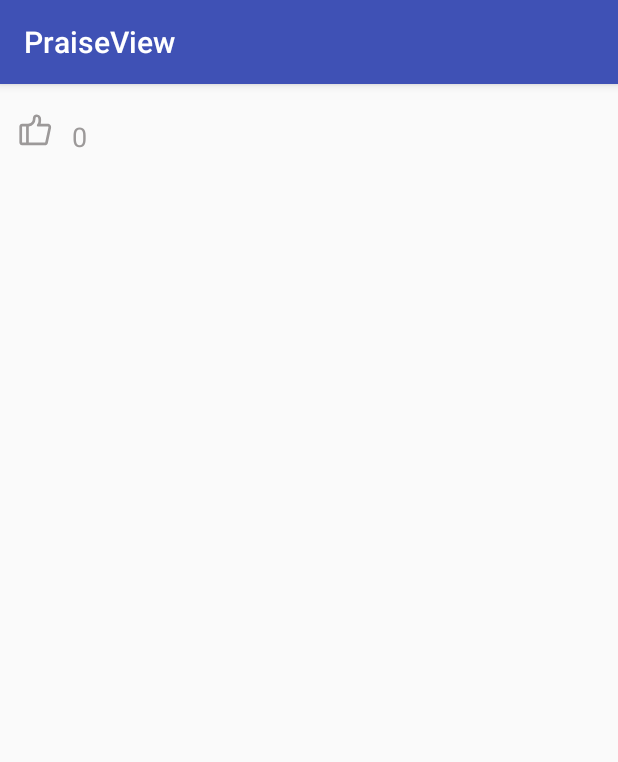
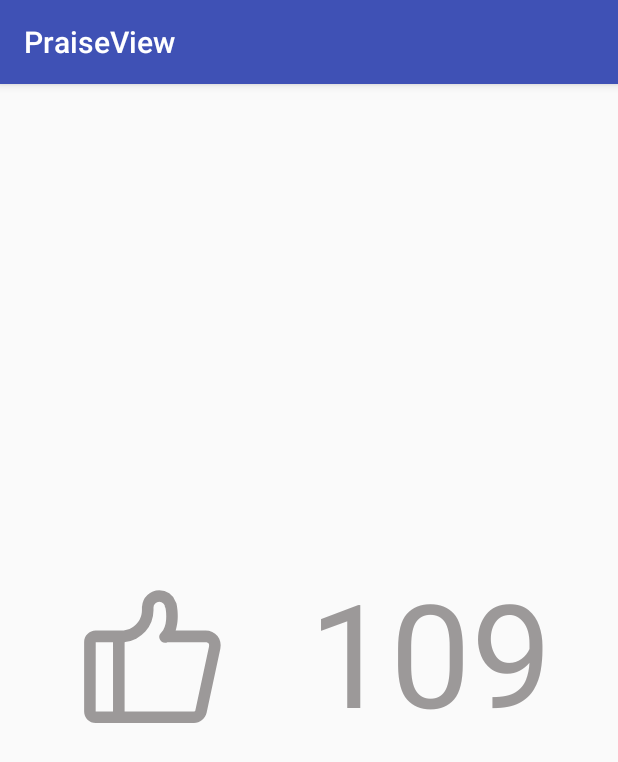
Before and after one commit to maohuiApp/PraiseView, an Android app: the screen it shows after launch (MainActivity), on a phone screen of 412 x 824 dp. Shown: the top 762 px of the screen. Run offline under Robolectric (Android 15) with nearby library versions, the phone set to English and light mode, and no system bars.

Commit message:
+ praise_record - release-1.0

```diff
--- a/app/src/main/res/layout/activity_main.xml
+++ b/app/src/main/res/layout/activity_main.xml
@@ -6,40 +6,8 @@
     android:layout_height="match_parent"
     tools:context="com.moly.hooyee.praiseview.MainActivity">
 
-    <!--<com.moly.hooyee.praise.PraiseView-->
-        <!--android:layout_centerInParent="true"-->
-        <!--android:id="@+id/pv_praise"-->
-        <!--android:clickable="true"-->
-        <!--android:focusable="true"-->
-        <!--android:layout_width="100dp"-->
-        <!--android:layout_height="100dp" />-->
-
-    <!--<com.moly.hooyee.praise.RecordView-->
-        <!--android:id="@+id/rv_record"-->
-        <!--android:clickable="true"-->
-        <!--android:focusable="true"-->
-        <!--android:layout_centerHorizontal="true"-->
-        <!--android:layout_below="@id/pv_praise"-->
-        <!--android:layout_width="100dp"-->
-        <!--android:layout_height="100dp" />-->
-
-    <LinearLayout
-        android:layout_width="wrap_content"
-        android:layout_height="wrap_content">
-        <!--<Button-->
-            <!--android:id="@+id/bt_add"-->
-            <!--android:text="+1"-->
-            <!--android:layout_width="wrap_content"-->
-            <!--android:layout_height="wrap_content" />-->
-
-        <!--<Button-->
-            <!--android:id="@+id/bt_reduce"-->
-            <!--android:text="-1"-->
-            <!--android:layout_width="wrap_content"-->
-            <!--android:layout_height="wrap_content" />-->
-
         <com.moly.hooyee.praise.PraiseRecordView
-            android:layout_width="wrap_content"
-            android:layout_height="wrap_content"></com.moly.hooyee.praise.PraiseRecordView>
-    </LinearLayout>
+            app:color_praise_view="@color/colorPrimary"
+            android:layout_width="match_parent"
+            android:layout_height="match_parent"></com.moly.hooyee.praise.PraiseRecordView>
 </RelativeLayout>
--- a/praise/src/main/java/com/moly/hooyee/praise/PraiseRecordView.java
+++ b/praise/src/main/java/com/moly/hooyee/praise/PraiseRecordView.java
@@ -1,7 +1,10 @@
 package com.moly.hooyee.praise;
 
 import android.content.Context;
+import android.content.res.TypedArray;
+import android.graphics.Color;
 import android.util.AttributeSet;
+import android.view.MotionEvent;
 import android.view.View;
 import android.view.ViewGroup;
 
@@ -14,7 +17,7 @@ public class PraiseRecordView extends ViewGroup {
 
     private PraiseView mPraiseView;
     private RecordView mRecordView;
-
+    private OnPriseListener mListener;
 
     public PraiseRecordView(Context context) {
         this(context, null);
@@ -29,14 +32,31 @@ public class PraiseRecordView extends ViewGroup {
         mPraiseView = new PraiseView(context);
         mRecordView = new RecordView(context);
 
-        addView(mPraiseView, 0);
-        addView(mRecordView, 1);
+        addView(mPraiseView, 0, new LayoutParams(LayoutParams.MATCH_PARENT, LayoutParams.MATCH_PARENT));
+        addView(mRecordView, 1, new LayoutParams(LayoutParams.MATCH_PARENT, LayoutParams.MATCH_PARENT));
         mPraiseView.setOnClickListener(new OnClickListener() {
             @Override
             public void onClick(View v) {
-                mRecordView.addOne();
+                if (mPraiseView.getState() == PraiseView.TO_PRAISE) {
+                    mRecordView.addOne();
+                } else if (mPraiseView.getState() == PraiseView.CANCEL_PRAISE) {
+                    mRecordView.reduceOne();
+                }
+                if (mListener != null) {
+                    mListener.callback(mPraiseView.getState());
+                }
             }
         });
+
+        mRecordView.setCurrentNum(109);
+
+        initAttrs(context, attrs);
+    }
+
+    private void initAttrs(Context context, AttributeSet attrs) {
+        TypedArray typedArray = context.obtainStyledAttributes(attrs, R.styleable.PraiseRecordView);
+        int color = typedArray.getColor(R.styleable.PraiseRecordView_color_praise_view, Color.parseColor("#ff8000"));
+        mPraiseView.setPaintColor(color);
     }
 
     @Override
@@ -48,7 +68,13 @@ public class PraiseRecordView extends ViewGroup {
         int heightSpecMode = MeasureSpec.getMode(heightMeasureSpec);
         int heightSpecSize = MeasureSpec.getSize(heightMeasureSpec);
 
-        measureChildren(widthMeasureSpec, heightMeasureSpec);
+        if (widthSpecMode == MeasureSpec.EXACTLY) {
+            int widthSpec = MeasureSpec.makeMeasureSpec(widthSpecSize / 2, widthSpecMode);
+            int heightSpec = MeasureSpec.makeMeasureSpec(heightSpecSize / 2, heightSpecMode);
+            measureChildren(widthSpec, heightSpec);
+        } else {
+            measureChildren(widthMeasureSpec, heightMeasureSpec);
+        }
 
         int height = 0;
         int width = 0;
@@ -59,8 +85,8 @@ public class PraiseRecordView extends ViewGroup {
             width += getChildAt(i).getMeasuredWidth() + getPaddingLeft() + getPaddingRight();
         }
 
-        setMeasuredDimension((widthSpecMode == MeasureSpec.EXACTLY) ? getSuggestedMinimumWidth()
-                : width, (heightSpecMode == MeasureSpec.EXACTLY) ? getSuggestedMinimumHeight()
+        setMeasuredDimension((widthSpecMode == MeasureSpec.EXACTLY) ? widthSpecSize
+                : width, (heightSpecMode == MeasureSpec.EXACTLY) ? heightSpecSize
                 : height);
     }
 
@@ -74,7 +100,7 @@ public class PraiseRecordView extends ViewGroup {
         int pLeft = getPaddingLeft();
         int pTop = (height - pHeight) / 2;
         int pRight = pLeft + mPraiseView.getMeasuredWidth();
-        int pBottom =  pTop + mPraiseView.getMeasuredHeight();
+        int pBottom = pTop + mPraiseView.getMeasuredHeight();
 
         int rLeft = pRight + getPaddingLeft();
         int rTop = (height - rHeight) / 2;
@@ -84,4 +110,33 @@ public class PraiseRecordView extends ViewGroup {
         mPraiseView.layout(pLeft, pTop, pRight, pBottom);
         mRecordView.layout(rLeft, rTop, rRight, rBottom);
     }
+
+    float moveY;
+
+    @Override
+    public boolean onInterceptTouchEvent(MotionEvent ev) {
+        switch (ev.getActionMasked()) {
+            case MotionEvent.ACTION_DOWN:
+                moveY = ev.getY();
+                break;
+            case MotionEvent.ACTION_UP:
+                float currentY = ev.getY();
+                if (Math.abs(moveY - currentY) > 50) {
+                    return true;
+                }
+                break;
+        }
+        return super.onInterceptTouchEvent(ev);
+    }
+
+    public void setListener(OnPriseListener mListener) {
+        this.mListener = mListener;
+    }
+
+    public interface OnPriseListener {
+        /**
+         * @param state 点击后为赞还是取消赞的状态
+         */
+        void callback(int state);
+    }
 }
--- a/praise/src/main/java/com/moly/hooyee/praise/PraiseView.java
+++ b/praise/src/main/java/com/moly/hooyee/praise/PraiseView.java
@@ -4,6 +4,7 @@ import android.animation.Animator;
 import android.animation.AnimatorListenerAdapter;
 import android.animation.AnimatorSet;
 import android.animation.ObjectAnimator;
+import android.animation.ValueAnimator;
 import android.content.Context;
 import android.content.res.Resources;
 import android.content.res.TypedArray;
@@ -15,15 +16,15 @@ import android.graphics.PorterDuff;
 import android.graphics.PorterDuffColorFilter;
 import android.graphics.Rect;
 import android.graphics.drawable.Drawable;
-import android.os.Build;
 import android.support.annotation.Nullable;
 import android.support.graphics.drawable.VectorDrawableCompat;
 import android.util.AttributeSet;
 import android.view.MotionEvent;
 import android.view.View;
-import android.view.ViewTreeObserver;
+import android.view.ViewGroup;
 import android.view.animation.AccelerateDecelerateInterpolator;
 import android.view.animation.AnticipateInterpolator;
+import android.widget.Toast;
 
 import java.util.ArrayList;
 import java.util.List;
@@ -65,7 +66,7 @@ public class PraiseView extends View {
 
         initPaint();
         setLayerType(View.LAYER_TYPE_SOFTWARE, null);
-
+        setClickable(true);
     }
 
     private void initAttr(AttributeSet attrs) {
@@ -79,8 +80,14 @@ public class PraiseView extends View {
         mCircleCenter.y = height / 2;
         mDrawable = drawable;
 
+        // drawable的边长为view的0.6
+        float diameter = (float) ((width > height ? height : width) * 0.6);
 
-        Rect drawableRect = new Rect((width * 2 / 10) , (height * 2 / 10), (width * 8 / 10), (height * 8 / 10));
+        int left = (int) ((width - diameter)/2);
+        int top = (int)(height - diameter)/2;
+        int right = (int) (left + diameter);
+        int bottom = (int) (top + diameter);
+        Rect drawableRect = new Rect(left, top, right, bottom);
         mDrawable.setBounds(drawableRect);
         requestLayout();
     }
@@ -91,6 +98,11 @@ public class PraiseView extends View {
         mPaint.setAntiAlias(true);
         mPaint.setColor(mColor);
         mPaint.setStrokeCap(Paint.Cap.ROUND);
+    }
+
+    public void setPaintColor(int mColor) {
+        this.mColor = mColor;
+        mPaint.setColor(mColor);
     }
 
     @Override
@@ -183,7 +195,6 @@ public class PraiseView extends View {
         // 画圆
         if (mRadius > 0)
             canvas.drawCircle(mCircleCenter.x, mCircleCenter.y, mRadius, mPaint);
-
         if (drawLines == 1) {
             // 划线
             float flag = mPaint.getStrokeWidth();
@@ -199,10 +210,24 @@ public class PraiseView extends View {
         }
     }
 
+    float move;
+
     @Override
     public boolean onTouchEvent(MotionEvent event) {
         switch (event.getActionMasked()) {
             case MotionEvent.ACTION_DOWN:
+                move = event.getY();
+                animate().scaleY(0.8f).scaleX(0.8f).start();
+                break;
+            case MotionEvent.ACTION_UP:
+                getHandler().postDelayed(new Runnable() {
+                    @Override
+                    public void run() {
+                        animate().cancel();
+                        setScaleX(1);
+                        setScaleY(1);
+                    }
+                }, 300);
                 switch (mState) {
                     // 从mState之前的状态修改为用户操作的目标状态
                     case NONE:
@@ -213,27 +238,22 @@ public class PraiseView extends View {
                         changeState(CANCEL_PRAISE);
                         break;
                 }
-                animate().scaleY(0.8f).scaleX(0.8f).start();
-                break;
-            case MotionEvent.ACTION_UP:
-                execCMD(mState);
                 break;
             case MotionEvent.ACTION_CANCEL:
-                // 事件被拦截
+                getHandler().postDelayed(new Runnable() {
+                    @Override
+                    public void run() {
+                        animate().cancel();
+                        setScaleX(1);
+                        setScaleY(1);
+                    }
+                }, 300);
                 break;
         }
         return super.onTouchEvent(event);
     }
 
     private void execCMD(byte state) {
-        getHandler().postDelayed(new Runnable() {
-            @Override
-            public void run() {
-                animate().cancel();
-                setScaleX(1);
-                setScaleY(1);
-            }
-        }, 300);
         switch (state) {
             case TO_PRAISE:
                 execPraise();
@@ -255,6 +275,7 @@ public class PraiseView extends View {
 
     private void changeState(byte state) {
         mState = state;
+        execCMD(mState);
     }
 
     public void animation() {
@@ -266,10 +287,12 @@ public class PraiseView extends View {
         ObjectAnimator animator1 = ObjectAnimator.ofInt(this, "drawLines", 0, 1);
         animator1.setInterpolator(new AccelerateDecelerateInterpolator());
         animator1.setDuration(500);
-        animator1.addListener(new AnimatorListenerAdapter() {
+        animator1.addUpdateListener(new ValueAnimator.AnimatorUpdateListener() {
             @Override
-            public void onAnimationEnd(Animator animation) {
-                super.onAnimationEnd(animation);
+            public void onAnimationUpdate(ValueAnimator animation) {
+                if (mState == CANCEL_PRAISE) {
+                    animation.cancel();
+                }
             }
         });
 
@@ -293,4 +316,8 @@ public class PraiseView extends View {
         this.mRadius = mRadius;
         invalidate();
     }
+
+    public byte getState() {
+        return mState;
+    }
 }
--- a/praise/src/main/java/com/moly/hooyee/praise/RecordView.java
+++ b/praise/src/main/java/com/moly/hooyee/praise/RecordView.java
@@ -217,4 +217,12 @@ public class RecordView extends View {
         mPaint.setAlpha(mPaintAlpha);
         invalidate();
     }
+
+    public void setCurrentNum(int mCurrentNum) {
+        this.mCurrentNum = mCurrentNum;
+        mCurrentString = String.valueOf(mCurrentNum);
+        mLastString = String.valueOf(mCurrentNum - 1);
+        mNextString = String.valueOf(mCurrentNum + 1);
+        invalidate();
+    }
 }
--- a/praise/src/main/res/values/attrs.xml
+++ b/praise/src/main/res/values/attrs.xml
@@ -3,4 +3,7 @@
     <declare-styleable name="PraiseView">
         <attr name="color_praise" format="color" />
     </declare-styleable>
+    <declare-styleable name="PraiseRecordView">
+        <attr name="color_praise_view" format="color" />
+    </declare-styleable>
 </resources>
```
